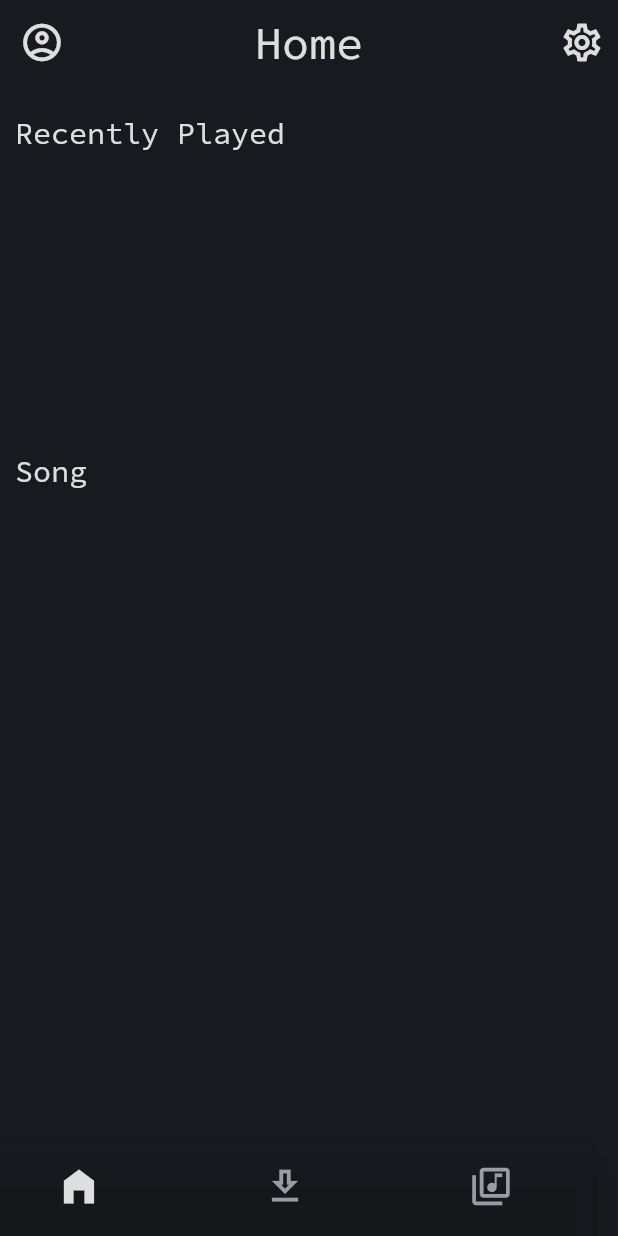
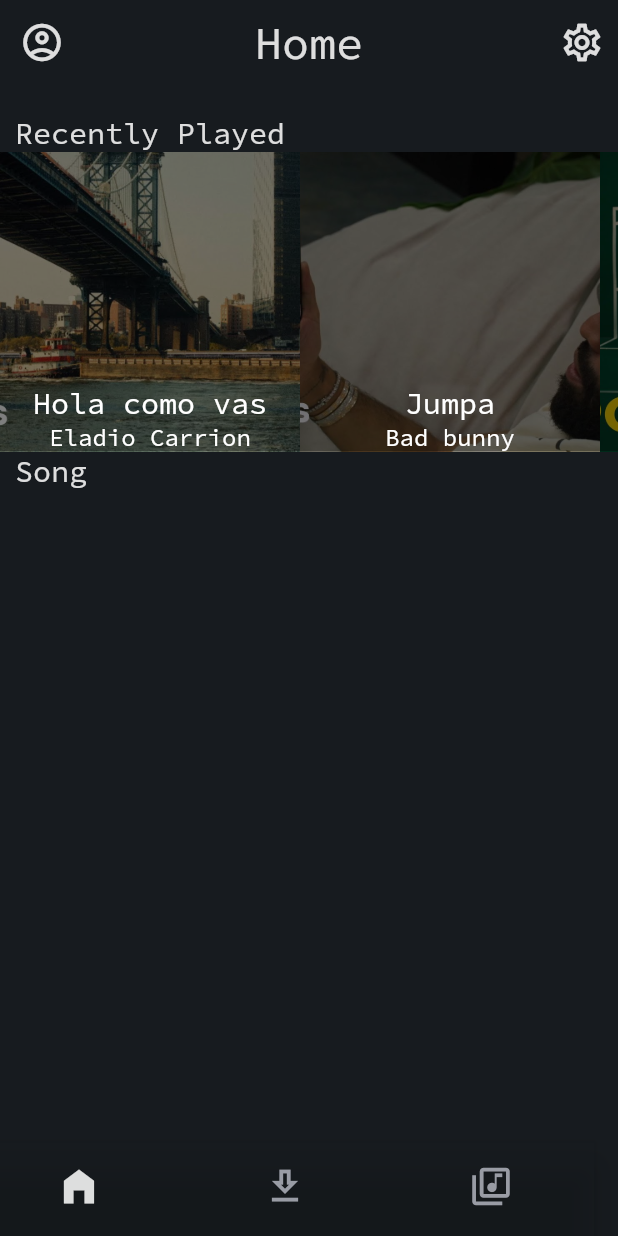
Before and after one commit to mstermigol/Sound, a Flutter app: the screen it shows after launch, on a phone screen of 412 x 824 dp. Run offline on Flutter 3.47's test engine with Material 2 defaults, Android fonts, the phone set to English and light mode, and no system bars.

Commit message:
implemented recently played

```diff
--- a/lib/screens/home_screen.dart
+++ b/lib/screens/home_screen.dart
@@ -1,43 +1,52 @@
 import 'package:flutter/material.dart';
 import 'package:sound/palette/palette.dart';
+import 'package:sound/models/song.dart';
+
 // TODO: Create the carrousel of recently played songs
 // TODO: Create a scrollable list of all songs
 
-class HomeScreen extends StatelessWidget{
+class HomeScreen extends StatelessWidget {
   const HomeScreen({super.key});
 
   @override
-  Widget build(BuildContext context){
+  Widget build(BuildContext context) {
     return Scaffold(
       backgroundColor: PALETTE.backgroud,
       appBar: const TopHome(),
       body: Column(
         crossAxisAlignment: CrossAxisAlignment.start,
-        children:  const [
+        children: const [
           SizedBox(
             height: 20.0,
           ),
-          RecentlyPlayed(),
+          Padding(
+            padding: EdgeInsets.only(left: 10.0),
+            child: Text(
+              "Recently Played",
+              style: TextStyle(
+                  fontSize: 20.0,
+                  color: PALETTE.blanco,
+                  fontWeight: FontWeight.w400),
+            ),
+          ),
           SizedBox(
             height: 200.0,
+            child: RecentlyPlayed(),
           ),
           Padding(
             padding: EdgeInsets.only(left: 10.0),
-      child: Text("Song ", style: TextStyle(
+            child: Text(
+              "Song ",
+              style: TextStyle(
                   fontSize: 20.0,
                   color: PALETTE.blanco,
-                fontWeight: FontWeight.w400
+                  fontWeight: FontWeight.w400),
             ),
-
-      ),)
-
+          )
         ],
       ),
     );
   }
-
-
-
 }
 
 class TopHome extends StatelessWidget implements PreferredSizeWidget {
@@ -54,11 +63,11 @@ class TopHome extends StatelessWidget implements PreferredSizeWidget {
       elevation: 0.0,
       centerTitle: true,
       backgroundColor: Colors.transparent,
-      title:  const Text("Home", style: TextStyle(
-        fontSize: 30.0,
-        color: PALETTE.blanco,
-        fontWeight: FontWeight.w400
-      ), ),
+      title: const Text(
+        "Home",
+        style: TextStyle(
+            fontSize: 30.0, color: PALETTE.blanco, fontWeight: FontWeight.w400),
+      ),
       leading: IconButton(
         iconSize: 30.0,
         color: PALETTE.blanco,
@@ -78,21 +87,80 @@ class TopHome extends StatelessWidget implements PreferredSizeWidget {
   }
 }
 
-class RecentlyPlayed extends StatelessWidget {
-  const RecentlyPlayed({
-    Key? key,
-  }) : super(key: key);
+class RecentlyPlayed extends StatefulWidget {
+  const RecentlyPlayed({super.key});
+
+  @override
+  RecentlyPlayedState createState() => RecentlyPlayedState();
+}
+
+class RecentlyPlayedState extends State<RecentlyPlayed> {
+  final recentSongs = [
+    Song("Hola como vas", "Eladio Carrion",
+        Image.asset('assets/samples/holaComoVas.jpg')),
+    Song("Jumpa", "Bad bunny", Image.asset('assets/samples/jumpa.jpg')),
+    Song("Por deporte", "Paulo Londra",
+        Image.asset('assets/samples/porDeporte.jpg')),
+    Song("Sin señal", "Quevedo", Image.asset('assets/samples/sinSenal.jpg')),
+    Song("Vista al mar", "Quevedo",
+        Image.asset('assets/samples/vistaAlMar.jpg')),
+  ];
+  final GlobalKey<AnimatedListState> _listKey = GlobalKey();
 
   @override
   Widget build(BuildContext context) {
-    return const Padding(
-      padding: EdgeInsets.only(left: 10.0),
-      child: Text("Recently Played", style: TextStyle(
+    return AnimatedList(
+        scrollDirection: Axis.horizontal,
+        key: _listKey,
+        initialItemCount: recentSongs.length,
+        itemBuilder: (context, index, animation) {
+          return FadeTransition(
+            opacity: animation,
+            child: SizedBox(
+              width: 200.0,
+              height: 200.0,
+              child: Stack(
+                children: [
+                  Container(
+                    width: 200.0,
+                    height: 200.0,
+                    decoration: BoxDecoration(
+                      image: DecorationImage(
+                        image: recentSongs[index].image.image,
+                        fit: BoxFit.cover,
+                      ),
+                    ),
+                  ),
+                  Container(
+                    width: 200.0,
+                    height: 200.0,
+                    decoration: BoxDecoration(
+                      color: Colors.black.withOpacity(0.5),
+                    ),
+                    child: Column(
+                      mainAxisAlignment: MainAxisAlignment.end,
+                      children: [
+                        Text(
+                          recentSongs[index].name,
+                          style: const TextStyle(
+                            color: Colors.white,
                             fontSize: 20.0,
-                color: PALETTE.blanco,
-                fontWeight: FontWeight.w400
                           ),
-
-      ),);
+                        ),
+                        Text(
+                          recentSongs[index].artist,
+                          style: const TextStyle(
+                            color: Colors.white,
+                            fontSize: 16.0,
+                          ),
+                        ),
+                      ],
+                    ),
+                  ),
+                ],
+              ),
+            ),
+          );
+        });
   }
 }
```
Lines whose indentation alone changed are shown as unchanged.
